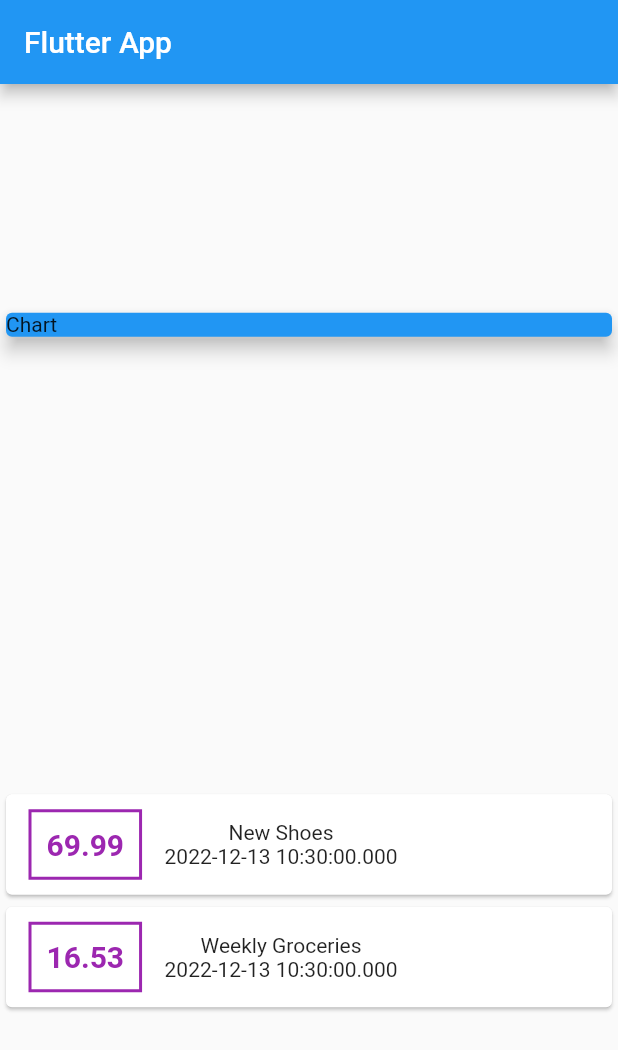
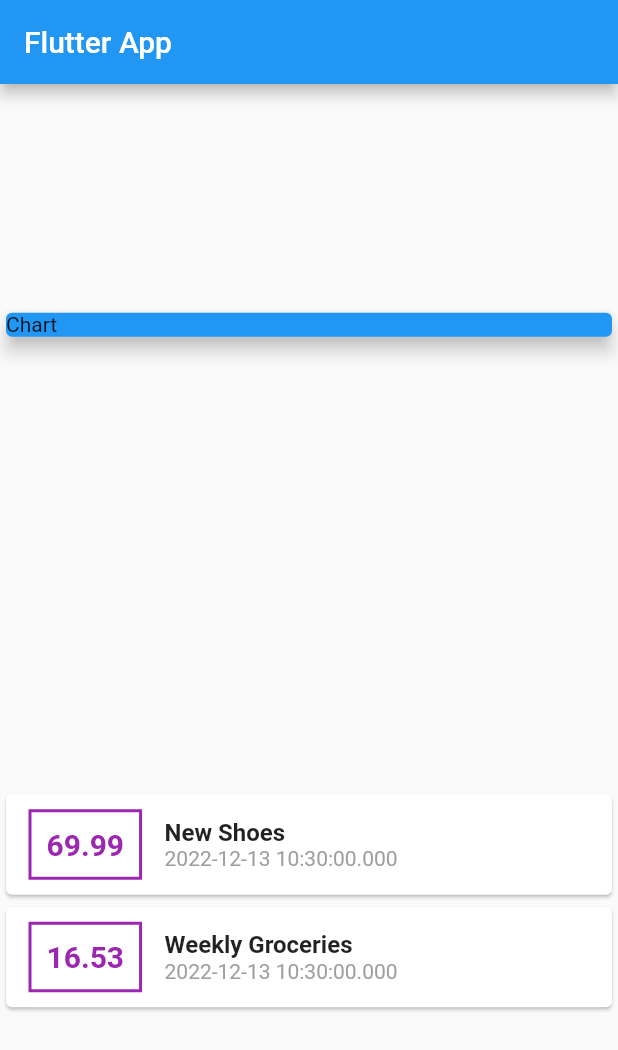
Before and after one commit to josemlegal/personal_expenses_app_flutter, a Flutter app: the screen it shows after launch, on a phone screen of 412 x 824 dp. Shown: the top 1050 px of the screen. Run offline on Flutter 3.47's test engine with Material 2 defaults, Android fonts, the phone set to English and light mode, and no system bars.

Commit message:
styling text and date

```diff
--- a/lib/main.dart
+++ b/lib/main.dart
@@ -78,9 +78,15 @@ class MyHomePage extends StatelessWidget {
                       ),
                     ),
                     Column(
+                      crossAxisAlignment: CrossAxisAlignment.start,
                       children: [
-                        Text(tx.title),
-                        Text(tx.date.toString()),
+                        Text(
+                          tx.title,
+                          style: TextStyle(
+                              fontSize: 16, fontWeight: FontWeight.bold),
+                        ),
+                        Text(tx.date.toString(),
+                            style: TextStyle(color: Colors.grey)),
                       ],
                     ),
                   ],
```
